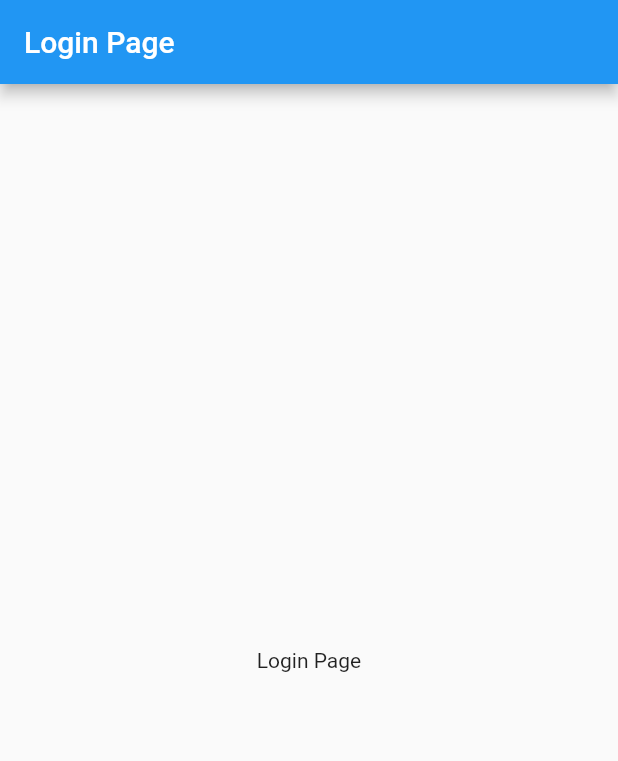
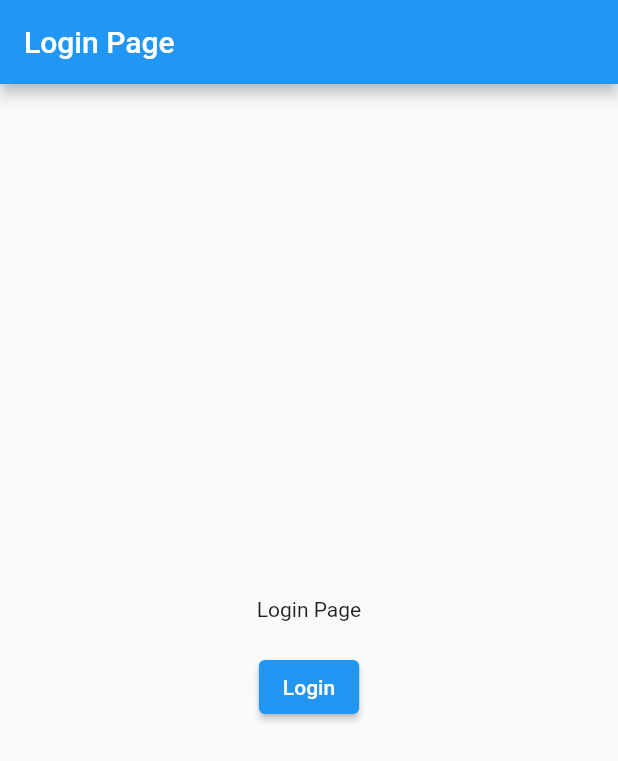
Before and after one commit to hasanyatar/GoRouter, a Flutter app: the LoginPage screen opened by its route, on a phone screen of 412 x 824 dp. Shown: the top 761 px of the screen. Run offline on Flutter 3.47's test engine with Material 2 defaults, Android fonts, the phone set to English and light mode, and no system bars; our stand-ins replace go_router.

Commit message:
Update login state according to listenable

```diff
--- a/app/lib/routing/routing.dart
+++ b/app/lib/routing/routing.dart
@@ -1,3 +1,4 @@
+import 'package:app/provider/app_state.dart';
 import 'package:app/views/login_page.dart';
 import 'package:app/views/page_1.dart';
 import 'package:app/views/page_2.dart';
@@ -9,18 +10,43 @@ final router = GoRouter(
   initialLocation: '/', // * initial route path
   debugLogDiagnostics: true, // * enable debug log
   refreshListenable: AppState.instance, // * refresh when appState changes.
+
   redirect: (state) {
     final isLoggingIn = state.location == '/login';
-    if (!loggedIn && !isLoggingIn) return '/login';
-    if (loggedIn && isLoggingIn) return '/';
+
+    // * anywhere route the logout button is pressed, it will redirect to the login page
+    if (!AppState.instance.isLoggedIn && !isLoggingIn) return '/login';
+
+    //* if user is logged inside login page will be redirected to home page
+    if (AppState.instance.isLoggedIn && isLoggingIn) return '/';
+
     return null;
   },
+
   routes: <GoRoute>[
     GoRoute(
-      name: 'page1',
-      path: '/',
-      builder: (BuildContext context, GoRouterState state) => const Page1(),
-    ),
+        name: 'homePage',
+        path: '/',
+        builder: (BuildContext context, GoRouterState state) => Page1(),
+        routes: <GoRoute>[
+          GoRoute(
+            name: 'page2',
+            path: 'page2/:text',
+            builder: (BuildContext context, GoRouterState state) {
+              return Page2(text: state.params['text']!);
+            },
+          ),
+          //* page3 with Extra params
+          GoRoute(
+            name: 'page3',
+            path: 'page3',
+            builder: (BuildContext context, GoRouterState state) {
+              final params = state.extra! as Map<String, Object>;
+              final text = params['text'] as String;
+              return Page3(text: text);
+            },
+          ),
+        ]),
     GoRoute(
       name: 'login',
       path: '/login',
--- a/app/lib/views/login_page.dart
+++ b/app/lib/views/login_page.dart
@@ -1,20 +1,29 @@
+import 'package:app/provider/app_state.dart';
 import 'package:flutter/material.dart';
+import 'package:provider/provider.dart';
 
 class LoginPage extends StatelessWidget {
   const LoginPage({Key? key}) : super(key: key);
-
   @override
   Widget build(BuildContext context) {
     return Scaffold(
       appBar: AppBar(
         title: const Text('Login Page'),
       ),
-      body: const Center(
-        child: Text('Login Page'),
+      body: Center(
+        child: Column(
+          mainAxisAlignment: MainAxisAlignment.center,
+          children: [
+            const Text('Login Page'),
+            const SizedBox(height: 20),
+            ElevatedButton(
+                onPressed: () {
+                  context.read<AppState>().setLoggedIn(true);
+                },
+                child: const Text('Login')),
+          ],
+        ),
       ),
     );
   }
 }
-
-//* fake login status
-bool loggedIn = true; //* initialize with true
--- a/app/lib/views/page_2.dart
+++ b/app/lib/views/page_2.dart
@@ -1,6 +1,8 @@
+import 'package:app/provider/app_state.dart';
 import 'package:app/views/login_page.dart';
 import 'package:flutter/material.dart';
 import 'package:go_router/go_router.dart';
+import 'package:provider/provider.dart';
 
 class Page2 extends StatelessWidget {
   const Page2({Key? key, required this.text}) : super(key: key);
@@ -21,7 +23,6 @@ class Page2 extends StatelessWidget {
             ElevatedButton(
               onPressed: () {
                 const text = "I'm coming from Page 2";
-                loggedIn = false; // * when token is expired or user logged out
                 GoRouter.of(context).push('/page3', extra: {'text': text});
               },
               child: const Text('Go to Page 3'),
```
Also changed, not shown: app/lib/views/page_3.dart (+10 -0 lines).
